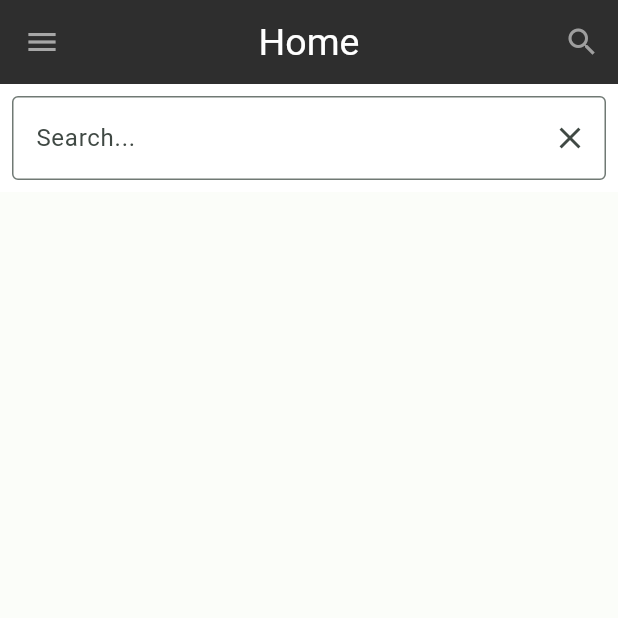
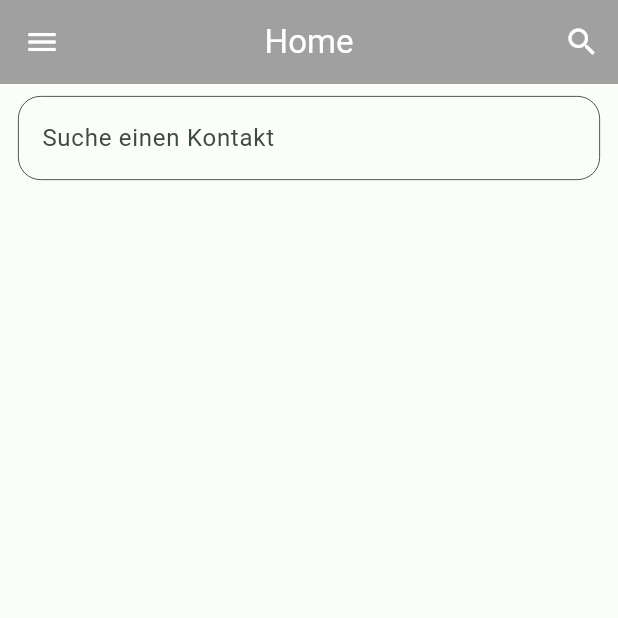
Before and after one commit to Ben10082008/flutter_messenger_app, a Flutter app: the screen it shows once a user with an empty profile is signed in, after a tap on the "search" icon, on a phone screen of 412 x 824 dp, the top half of it. Run offline on Flutter 3.47's test engine with Material 3 defaults, Android fonts, the phone set to English and light mode, and no system bars; our stand-ins replace cloud_firestore, firebase_auth, firebase_core, flutter_expandable_fab, flutter_speed_dial; accounts and stored records are empty; network calls fail.

Commit message:
SeachField with Function to search for Users in database

```diff
--- a/lib/components/user_tile.dart
+++ b/lib/components/user_tile.dart
@@ -19,7 +19,7 @@ class UserTile extends StatelessWidget {
         borderRadius: BorderRadius.circular(12),
 
         ),
-        margin: const EdgeInsets.symmetric(vertical: 25,  horizontal: 25),
+        margin: const EdgeInsets.symmetric(vertical: 15,  horizontal: 25),
         padding: const EdgeInsets.all(20),
         child: Row(
           children: [
--- a/lib/main.dart
+++ b/lib/main.dart
@@ -15,11 +15,11 @@ import 'package:flutter_messenger_app/pages/register_page.dart';
 void main() async{
   WidgetsFlutterBinding.ensureInitialized();
   await Firebase.initializeApp(options: DefaultFirebaseOptions.currentPlatform);
-  runApp(MyApp());
+  runApp(const MyApp());
 }
 
 class MyApp extends StatelessWidget {
-  MyApp({super.key});
+  const MyApp({super.key});
 
   @override
   Widget build(BuildContext context) {
--- /dev/null
+++ b/lib/models/user.dart
@@ -0,0 +1,44 @@
+import 'package:cloud_firestore/cloud_firestore.dart';
+
+class User {
+  final String email;
+  final String username;
+  final String uid;
+
+  User({
+    required this.email,
+    required this.username,
+    required this.uid,
+  });
+
+  //convert to a map
+
+  Map<String, dynamic> toMap() {
+    return {
+      'email' : email,
+      'username' : username,
+      'uid' : uid,
+    };
+  }
+
+  Map<String, dynamic> toFirestore() {
+    return {
+      'email' : email,
+      'username' : username,
+      'uid' : uid,
+    };
+  }
+
+  factory User.fromFirestore(
+      DocumentSnapshot<Map<String, dynamic>> snapshot,
+      SnapshotOptions? options,
+      ) {
+    final data = snapshot.data();
+
+    return User(
+      email: data?['email'],
+      username: data?['username'],
+      uid: data?['uid'],
+    );
+  }
+}
--- a/lib/pages/home_page.dart
+++ /dev/null
@@ -1,121 +0,0 @@
-import 'package:flutter/material.dart';
-import 'package:flutter_messenger_app/components/user_tile.dart';
-import 'package:flutter_messenger_app/pages/chat_page.dart';
-import 'package:flutter_messenger_app/services/auth/auth_service.dart';
-import 'package:flutter_messenger_app/components/my_drawer.dart';
-import 'package:flutter_messenger_app/services/auth/chat/chat_service.dart';
-
-class Homepage extends StatefulWidget {
-  Homepage({Key? key}) : super(key: key);
-
-  @override
-  _HomepageState createState() => _HomepageState();
-}
-
-class _HomepageState extends State<Homepage> {
-  final ChatService _chatService = ChatService();
-  final AuthService _authService = AuthService();
-  bool _isSearchBarVisible = false;
-
-  void _toggleSearchBarVisibility() {
-    setState(() {
-      _isSearchBarVisible = !_isSearchBarVisible;
-    });
-  }
-
-  void _closeSearchBar() {
-    setState(() {
-      _isSearchBarVisible = false;
-    });
-  }
-
-  @override
-  Widget build(BuildContext context) {
-    return Scaffold(
-      backgroundColor: Theme.of(context).colorScheme.background,
-      appBar: AppBar(
-        title: const Text("Home"),
-        backgroundColor: const Color.fromARGB(249, 41, 41, 41),
-        elevation: 0,
-        foregroundColor: const Color.fromARGB(255, 167, 167, 167),
-        centerTitle: true,
-        titleTextStyle: const TextStyle(fontSize: 25),
-        actions: [
-          IconButton(
-            onPressed: _toggleSearchBarVisibility,
-            icon: Icon(Icons.search),
-            color: Colors.grey,
-          ),
-        ],
-      ),
-      drawer: MyDrawer(),
-      body: _isSearchBarVisible ? SearchBar(onClose: _closeSearchBar) : _buildUserList(),
-    );
-  }
-
-  Widget _buildUserList() {
-    return StreamBuilder(
-      stream: _chatService.getUserStream(),
-      builder: (context, snapshot) {
-        if (snapshot.hasError) {
-          return const Text("Error");
-        }
-
-        if (snapshot.connectionState == ConnectionState.waiting) {
-          return const Text("Loading..");
-        }
-
-        return ListView(
-          children: snapshot.data!.map<Widget>((userData) =>
-              _buildUserListItem(userData, context)).toList(),
-        );
-      },
-    );
-  }
-
-  Widget _buildUserListItem(Map<String, dynamic> userData, BuildContext context) {
-    if (userData["uid"] != _authService.getCurrentUser()!.uid) {
-      return UserTile(
-        text: userData['username'],
-        onTap: () {
-          Navigator.push(
-            context,
-            MaterialPageRoute(
-              builder: (context) => ChatPage(
-                receiverEmail: userData["email"],
-                receiverID: userData["uid"],
-                receiverNickname: userData['username'],
-              ),
-            ),
-          );
-        },
-      );
-    } else {
-      return Container();
-    }
-  }
-}
-
-class SearchBar extends StatelessWidget {
-  final VoidCallback onClose;
-
-  const SearchBar({required this.onClose});
-
-  @override
-  Widget build(BuildContext context) {
-    return Container(
-      color: Colors.white,
-      padding: EdgeInsets.all(8.0),
-      child: TextField(
-        decoration: InputDecoration(
-          hintText: 'Search...',
-          border: OutlineInputBorder(),
-          suffixIcon: IconButton(
-            icon: Icon(Icons.close),
-            onPressed: onClose, // Hier wird die onClose Funktion aufgerufen, um die Suchleiste zu schließen
-          ),
-        ),
-      ),
-    );
-  }
-}
--- /dev/null
+++ b/lib/pages/home_screen/home_page.dart
@@ -0,0 +1,48 @@
+import 'package:flutter/material.dart';
+import 'package:flutter_messenger_app/components/my_drawer.dart';
+import 'package:flutter_messenger_app/pages/home_screen/widgets/search_and_contact_list.dart';
+
+class HomeScreen extends StatefulWidget {
+  const HomeScreen({super.key});
+
+  @override
+  State<HomeScreen> createState() => _HomeScreenState();
+}
+
+class _HomeScreenState extends State<HomeScreen> {
+
+  bool isSearchFieldVisible = false;
+
+  @override
+  void initState() {
+    super.initState();
+    isSearchFieldVisible = false;
+  }
+
+  @override
+  Widget build(BuildContext context) {
+    return SafeArea(
+      child: Scaffold(
+        appBar: AppBar(
+          title: const Text("Home"),
+          centerTitle: true,
+          backgroundColor: Theme.of(context).colorScheme.secondary,
+          foregroundColor: Theme.of(context).colorScheme.onSecondary,
+          actions: [
+            IconButton(
+              onPressed: () => setState(() {
+                isSearchFieldVisible = !isSearchFieldVisible;
+              }),
+              icon: const Icon(Icons.search),
+              color: Theme.of(context).colorScheme.onSecondary,
+            ),
+          ],
+        ),
+        drawer: const MyDrawer(),
+        body: SearchAndContactList(
+          onUserWillSearch: isSearchFieldVisible,
+        ),
+      )
+    );
+  }
+}
--- /dev/null
+++ b/lib/pages/home_screen/widgets/available_contact_list.dart
@@ -0,0 +1,26 @@
+import 'package:flutter/material.dart';
+import 'package:flutter_messenger_app/pages/home_screen/widgets/user_tile.dart';
+import 'package:flutter_messenger_app/models/user.dart';
+
+class AvailableContactList extends StatefulWidget {
+
+  final List<User> contacts;
+
+  const AvailableContactList({super.key, required this.contacts});
+
+  @override
+  State<AvailableContactList> createState() => _AvailableContactListState();
+}
+
+class _AvailableContactListState extends State<AvailableContactList> {
+  @override
+  Widget build(BuildContext context) {
+    return ListView.separated(
+      separatorBuilder: (context, index) => const Divider(),
+      itemCount: widget.contacts.length,
+      itemBuilder: (context, index) {
+        return ContactUserTile(user: widget.contacts[index], onUserTap: () => debugPrint("User tapped"));
+      },
+    );
+  }
+}
--- /dev/null
+++ b/lib/pages/home_screen/widgets/search_and_contact_list.dart
@@ -0,0 +1,77 @@
+import 'package:cloud_firestore/cloud_firestore.dart';
+import 'package:flutter/material.dart';
+import 'package:flutter_messenger_app/models/user.dart';
+import 'package:flutter_messenger_app/pages/home_screen/widgets/available_contact_list.dart';
+import 'package:flutter_messenger_app/pages/home_screen/widgets/search_bar.dart';
+import 'package:flutter_messenger_app/services/auth/chat/chat_service.dart';
+
+class SearchAndContactList extends StatefulWidget {
+
+  final bool onUserWillSearch;
+
+  const SearchAndContactList({super.key, required this.onUserWillSearch});
+
+  @override
+  State<SearchAndContactList> createState() => _SearchAndContactListState();
+}
+
+class _SearchAndContactListState extends State<SearchAndContactList> {
+
+  final ChatService chatService = ChatService();
+  List<User> availableContatcs = List.empty(growable: true);
+
+
+  @override
+  void initState() {
+    super.initState();
+  }
+
+  @override
+  Widget build(BuildContext context) {
+
+    if(!widget.onUserWillSearch || widget.onUserWillSearch) availableContatcs = List.empty(growable: true);
+
+    return Scaffold(
+      body: Container(
+        color: Theme.of(context).colorScheme.background,
+        child: Column(
+          mainAxisAlignment: MainAxisAlignment.start,
+          children: [
+            // When user will search, show search bar only then
+            widget.onUserWillSearch ? Padding(
+              padding: const EdgeInsets.only(left: 12, right: 12, top: 8, bottom: 2),
+              child: SearchBarCustom(
+                onQueryCleared: () => debugPrint(""),
+                onQueryEntered: (query) {
+                  setState(() {
+                    availableContatcs = availableContatcs.where((user) => user.username.toUpperCase().contains(query.toUpperCase())).toList();
+                  });
+                },
+                onTappedOutside: () => debugPrint(""),
+              ),
+            ) : const SizedBox(height: 0),
+
+            // Show available contacts always
+            StreamBuilder<QuerySnapshot<User>>(
+              stream: chatService.getUserStream(),
+              builder: (context, snapshot) {
+                if(snapshot.hasError) {
+                  // No data available
+                  return const Center(child: Text("Fehler"),);
+                } else if(snapshot.connectionState == ConnectionState.waiting) {
+                  return const Center(child: Text("Lade"),);
+                } else {
+                  snapshot.data?.docs.forEach((element){
+                    availableContatcs.add(element.data());
+                  });
+
+                  return Flexible(child: AvailableContactList(contacts: availableContatcs));
+                }
+              }
+            )
+          ],
+        ),
+      ),
+    );
+  }
+}
--- /dev/null
+++ b/lib/pages/home_screen/widgets/search_bar.dart
@@ -0,0 +1,64 @@
+import 'package:flutter/material.dart';
+
+class SearchBarCustom extends StatefulWidget {
+
+  final Function onQueryCleared;
+  final Function(String) onQueryEntered;
+  final Function onTappedOutside;
+
+  const SearchBarCustom({super.key, required this.onQueryCleared, required this.onQueryEntered, required this.onTappedOutside});
+
+  @override
+  State<SearchBarCustom> createState() => _SearchBarCustomState();
+}
+
+class _SearchBarCustomState extends State<SearchBarCustom> {
+
+  final TextEditingController textEditingController = TextEditingController();
+  final FocusNode focusNode = FocusNode();
+
+  bool isUserSearching = false;
+
+  @override
+  Widget build(BuildContext context) {
+    return SizedBox(
+      height: 70,
+      child: TextField(
+        controller: textEditingController,
+        obscureText: false,
+        focusNode: focusNode,
+        decoration: InputDecoration(
+            suffixIcon: isUserSearching ? IconButton(
+              icon: const Icon(Icons.clear),
+              onPressed: () {
+                setState(() { textEditingController.text = ""; });
+                widget.onQueryCleared();
+              },
+            ) : null,
+            border: OutlineInputBorder(
+                borderRadius: const BorderRadius.all(Radius.circular(15)),
+                borderSide: BorderSide(color: Theme.of(context).colorScheme.onBackground, width: 0.5)
+            ),
+            enabledBorder: OutlineInputBorder(
+                borderRadius: const BorderRadius.all(Radius.circular(15)),
+                borderSide: BorderSide(color: Theme.of(context).colorScheme.onBackground, width: 0.5)
+            ),
+            focusedBorder: OutlineInputBorder(
+                borderRadius: const BorderRadius.all(Radius.circular(30)),
+                borderSide: BorderSide(color: Theme.of(context).colorScheme.primary)
+            ),
+            errorBorder: OutlineInputBorder(
+                borderRadius: const BorderRadius.all(Radius.circular(15)),
+                borderSide: BorderSide(color: Theme.of(context).colorScheme.errorContainer)
+            ),
+            hintText: "Suche einen Kontakt"
+        ),
+        onChanged: (value) { widget.onQueryEntered(value); },
+        onTapOutside: (value) { focusNode.unfocus(); isUserSearching = false; widget.onTappedOutside(); },
+        onSubmitted: (value) { focusNode.unfocus(); isUserSearching = false; },
+        onEditingComplete: () { isUserSearching = false; },
+        onTap: () => isUserSearching = true,
+      ),
+    );
+  }
+}
--- a/lib/services/auth/auth_gate.dart
+++ b/lib/services/auth/auth_gate.dart
@@ -1,7 +1,7 @@
 import "package:firebase_auth/firebase_auth.dart";
 import "package:flutter/material.dart";
 import "package:flutter_messenger_app/services/auth/login_or_register.dart";
-import "package:flutter_messenger_app/pages/home_page.dart";
+import 'package:flutter_messenger_app/pages/home_screen/home_page.dart';
 
 class AuthGate extends StatelessWidget {
   const AuthGate({super.key});
@@ -14,7 +14,7 @@ class AuthGate extends StatelessWidget {
       body: StreamBuilder(stream: FirebaseAuth.instance.authStateChanges(),
       builder: (context, snapshot) {
         if (snapshot.hasData) {
-          return  Homepage();
+          return const HomeScreen();
         }
 
         //user not logged in
--- a/lib/services/auth/chat/chat_service.dart
+++ b/lib/services/auth/chat/chat_service.dart
@@ -1,7 +1,7 @@
 import 'package:cloud_firestore/cloud_firestore.dart';
 import 'package:firebase_auth/firebase_auth.dart';
-import 'package:flutter/material.dart';
 import 'package:flutter_messenger_app/models/message.dart';
+import 'package:flutter_messenger_app/models/user.dart' as messageUser;
 
 class ChatService {
 
@@ -12,15 +12,11 @@ final FirebaseAuth _auth = FirebaseAuth.instance;
 
 //get user stream
 
-Stream<List<Map<String,dynamic>>> getUserStream() {
-  return _firestore.collection("Users").snapshots().map((snapshot) {
-    return snapshot.docs.map((doc) {
-      final user = doc.data();
-      debugPrint("User in db: $user");
-      //return user
-      return user;
-    }).toList();
-  });
+Stream<QuerySnapshot<messageUser.User>> getUserStream() {
+  return _firestore
+      .collection("Users")
+      .withConverter(fromFirestore: messageUser.User.fromFirestore, toFirestore: (messageUser.User user, _) => user.toFirestore())
+      .snapshots(includeMetadataChanges: false);
 }
 //send messages
 
```
Also changed, not shown: lib/components/search_bar.dart (added, +71 -0 lines), lib/pages/home_screen/widgets/user_tile.dart (added, +38 -0 lines).
